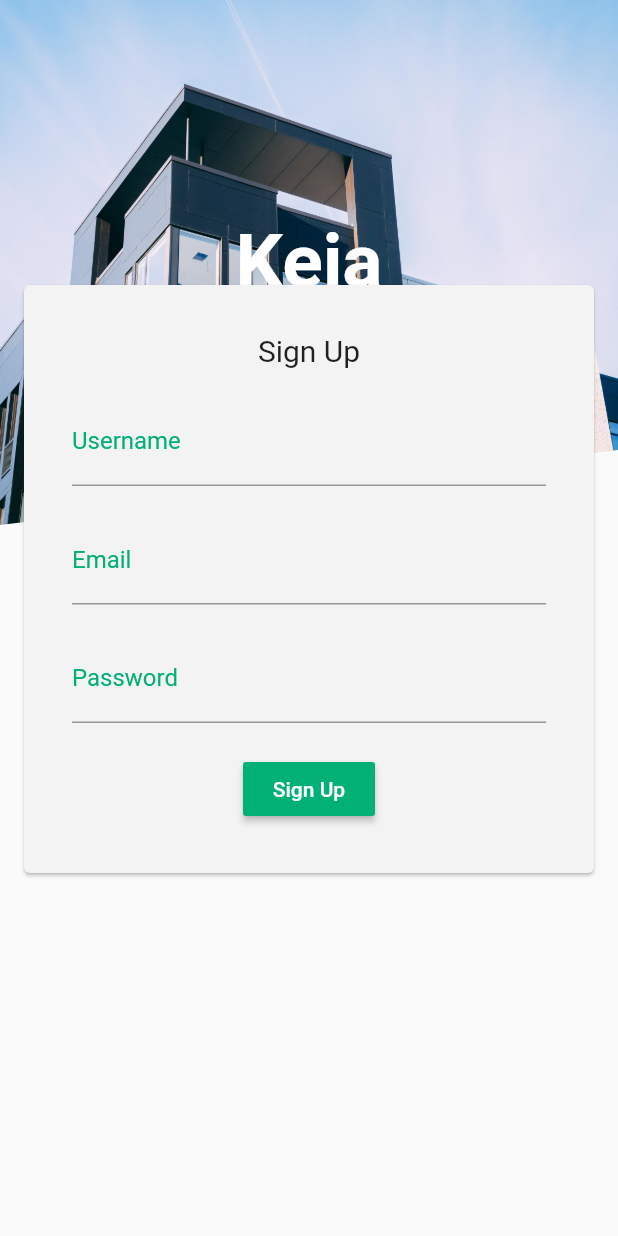
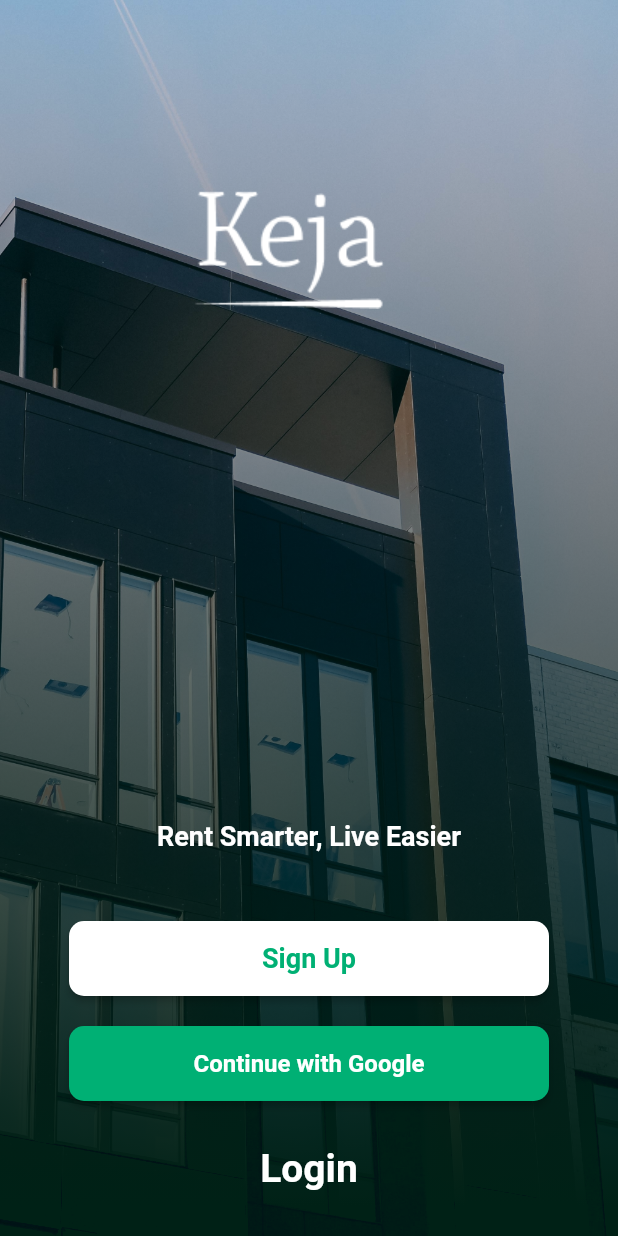
Before and after one commit to SrMoffat/keja-client, a Flutter app: the screen it shows after launch, on a phone screen of 412 x 824 dp. Run offline on Flutter 3.47's test engine with Material 2 defaults, Android fonts, the phone set to English and light mode, and no system bars.

Commit message:
chore(signup-form): refactor splash screen to move to auth screen
- Separate splash screen widgets into seperate files
- Combine splash screen atoms to form screen
- Add "SignUp" onPress handler to navigate to signup page

```diff
--- a/lib/main.dart
+++ b/lib/main.dart
@@ -1,7 +1,6 @@
 import 'package:flutter/material.dart';
 
-// import './screens/splash_screen.dart';
-import './screens/signup_screen.dart';
+import './screens/splash_screen.dart';
 
 void main() => runApp(App());
 
@@ -16,8 +15,7 @@ class _AppState extends State<App> {
   @override
   Widget build(BuildContext context) {
     return MaterialApp(
-      // home: SplashScreen(),
-      home: SignUpScreen()
+      home: SplashScreen(),
     );
   }
 }
--- /dev/null
+++ b/lib/widgets/splash-screen/splash-screen-banner.dart
@@ -0,0 +1,19 @@
+import 'package:flutter/material.dart';
+
+class SplashScreenBanner extends StatelessWidget {
+  @override
+  Widget build(BuildContext context) {
+    return Expanded(
+      child: Container(
+        child: Align(
+          alignment: FractionalOffset(0.5, 0.0),
+          child: Container(
+            margin: EdgeInsets.only(top: 110.0),
+            child: Image.asset('assets/images/logo.png'),
+          ),
+        ),
+      ),
+      flex: 1,
+    );
+  }
+}
--- /dev/null
+++ b/lib/widgets/splash-screen/splash-screen-caption.dart
@@ -0,0 +1,26 @@
+import 'package:flutter/material.dart';
+
+class SplashScreenCaption extends StatelessWidget {
+  @override
+  Widget build(BuildContext context) {
+    return Expanded(
+      child: Container(
+        margin: EdgeInsets.only(bottom: 28.0),
+        child: Text(
+          'Rent Smarter, Live Easier',
+          style: TextStyle(
+            fontSize: 18.0,
+            fontWeight: FontWeight.bold,
+            color: Colors.white,
+          ),
+          textAlign: TextAlign.center,
+        ),
+        padding: EdgeInsets.symmetric(vertical: 18.0),
+        constraints: BoxConstraints(
+          maxWidth: 330.0,
+        ),
+      ),
+      flex: 0,
+    );
+  }
+}
--- /dev/null
+++ b/lib/widgets/splash-screen/splash-screen-google-btn.dart
@@ -0,0 +1,37 @@
+import 'package:flutter/material.dart';
+
+class GoogleSignUpButton extends StatelessWidget {
+  @override
+  Widget build(BuildContext context) {
+    return Expanded(
+      child: Padding(
+        padding: const EdgeInsets.all(20),
+        child: ButtonTheme(
+          minWidth: 320.0,
+          height: 50.0,
+          child: RaisedButton(
+            onPressed: () {
+              print('OAuth Button Pressed');
+            },
+            textColor: Colors.white,
+            color: Color(0xff00B074),
+            shape: RoundedRectangleBorder(
+              borderRadius: BorderRadius.circular(10.0),
+            ),
+            child: Container(
+              child: Text(
+                'Continue with Google',
+                style: TextStyle(
+                  fontSize: 16,
+                  fontWeight: FontWeight.bold,
+                ),
+                textAlign: TextAlign.center,
+              ),
+            ),
+          ),
+        ),
+      ),
+      flex: 0,
+    );
+  }
+}
--- /dev/null
+++ b/lib/widgets/splash-screen/splash-screen-login-btn.dart
@@ -0,0 +1,33 @@
+import 'package:flutter/material.dart';
+
+class LoginButton extends StatelessWidget {
+  @override
+  Widget build(BuildContext context) {
+    return Expanded(
+      child: Container(
+        margin: EdgeInsets.only(bottom: 20.0),
+        child: ButtonTheme(
+          minWidth: 200.0,
+          height: 50.0,
+          child: FlatButton(
+            onPressed: () {
+              print('Login Button Pressed');
+            },
+            textColor: Colors.white,
+            child: Container(
+              child: Text(
+                'Login',
+                style: TextStyle(
+                  fontSize: 26,
+                  fontWeight: FontWeight.bold,
+                ),
+                textAlign: TextAlign.center,
+              ),
+            ),
+          ),
+        ),
+      ),
+      flex: 0,
+    );
+  }
+}
--- /dev/null
+++ b/lib/widgets/splash-screen/splash-screen-shader.dart
@@ -0,0 +1,30 @@
+import 'package:flutter/material.dart';
+
+class SplashScreenShader extends StatelessWidget {
+  final Color gradientStart = Colors.transparent;
+  final Color gradientEnd = Color(0xff002116);
+
+  @override
+  Widget build(BuildContext context) {
+    return ShaderMask(
+      shaderCallback: (rect) {
+        return LinearGradient(
+          begin: Alignment.topCenter,
+          end: Alignment.bottomCenter,
+          colors: [gradientStart, gradientEnd],
+        ).createShader(Rect.fromLTRB(0, -140, rect.width, rect.height - 20));
+      },
+      blendMode: BlendMode.darken,
+      child: Container(
+        decoration: BoxDecoration(
+          image: DecorationImage(
+            image: AssetImage(
+              'assets/images/background-banner.jpg',
+            ),
+            fit: BoxFit.cover,
+          ),
+        ),
+      ),
+    );
+  }
+}
--- /dev/null
+++ b/lib/widgets/splash-screen/splash-screen-signup-btn.dart
@@ -0,0 +1,42 @@
+import 'package:flutter/material.dart';
+
+import '../../screens/signup_screen.dart';
+
+class SignUpButton extends StatelessWidget {
+  @override
+  Widget build(BuildContext context) {
+    return Expanded(
+      child: ButtonTheme(
+        minWidth: 320.0,
+        height: 50.0,
+        child: RaisedButton(
+          onPressed: () {
+            print('Pressed SignUp Button');
+            Navigator.push(
+              context,
+              MaterialPageRoute(
+                builder: (BuildContext context) => SignUpScreen(),
+              ),
+            );
+          },
+          textColor: Color(0xff00B074),
+          color: Colors.white,
+          shape: RoundedRectangleBorder(
+            borderRadius: BorderRadius.circular(10.0),
+          ),
+          child: Container(
+            child: Text(
+              'Sign Up',
+              style: TextStyle(
+                fontSize: 18,
+                fontWeight: FontWeight.bold,
+              ),
+              textAlign: TextAlign.center,
+            ),
+          ),
+        ),
+      ),
+      flex: 0,
+    );
+  }
+}
```
Also changed, not shown: lib/screens/splash_screen.dart (+13 -132 lines).
